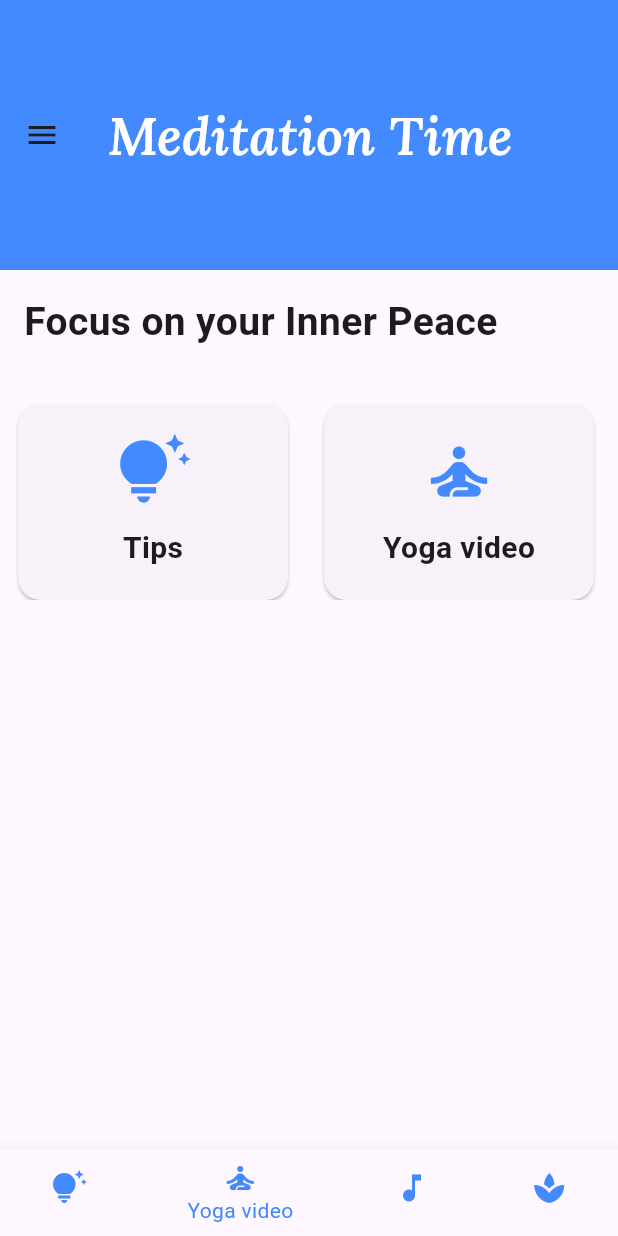
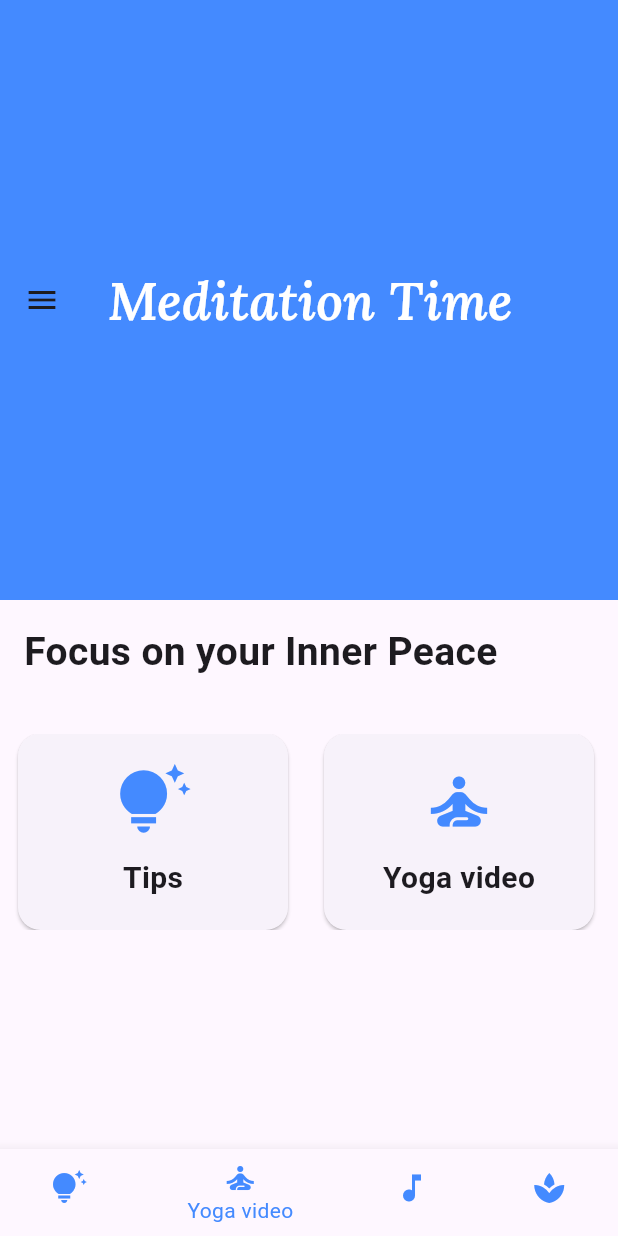
Before and after one commit to 7336x/batol_reem_2, a Flutter app: the screen it shows after launch, item 2 of the bottom bar chosen, on a phone screen of 412 x 824 dp. Run offline on Flutter 3.47's test engine with Material 3 defaults, Android fonts, the phone set to English and light mode, and no system bars; our stand-ins replace dio, go_router, google_fonts, shared_preferences; missing offline and left inert: jwt_decode; accounts and stored records are empty; project files that could hold a hidden picture were left out.

Commit message:
font change of the drawer sign

```diff
--- a/lib/pages/home_page.dart
+++ b/lib/pages/home_page.dart
@@ -1,34 +1,8 @@
-// import 'package:batol_reem_2/providers/auth_provider.dart';
-// import 'package:flutter/material.dart';
-// import 'package:go_router/go_router.dart';
-// import 'package:provider/provider.dart';
-
-// class HomePage extends StatelessWidget {
-//   const HomePage({Key? key}) : super(key: key);
-
-//   @override
-//   Widget build(BuildContext context) {
-//     return Scaffold(
-//       appBar: AppBar(
-//         title: const Text("Home"),
-//       ),
-
-//       body: const Center(
-//         child: Text("Welcome to the Home Page"),
-//       ),
-//     );
-//   }
-// }
 import 'package:batol_reem_2/providers/auth_provider.dart';
 import 'package:flutter/material.dart';
 import 'package:go_router/go_router.dart';
 import 'package:provider/provider.dart';
 import 'package:google_fonts/google_fonts.dart';
-
-// // TODO Delete this
-// void main() {
-//   runApp(const HomePage());
-// }
 
 class HomePage extends StatelessWidget {
   const HomePage({Key? key}) : super(key: key);
@@ -36,6 +10,7 @@ class HomePage extends StatelessWidget {
   @override
   Widget build(BuildContext context) {
     return MaterialApp(
+      debugShowCheckedModeBanner: false,
       title: 'Meditation Home Page',
       theme: ThemeData(
         primarySwatch: Colors.blue,
@@ -54,15 +29,6 @@ class MeditationHomePage extends StatefulWidget {
 
 class _MeditationHomePageState extends State<MeditationHomePage> {
   int _selectedIndex = 0;
-
-  // static const List<Widget> _pages = <Widget>[
-  //   Center(
-  //       child: Text('Relaxation Meditation', style: TextStyle(fontSize: 24))),
-  //   Center(
-  //       child: Text('Mindfulness Meditation', style: TextStyle(fontSize: 24))),
-  //   Center(child: Text('Breathing Meditation', style: TextStyle(fontSize: 24))),
-  //   Center(child: Text('Sleep Meditation', style: TextStyle(fontSize: 24))),
-  // ];
 
   void _onItemTapped(int index) {
     setState(() {
@@ -83,7 +49,7 @@ class _MeditationHomePageState extends State<MeditationHomePage> {
             color: Colors.white,
           ),
         ),
-        toolbarHeight: 180, // Increased AppBar height
+        toolbarHeight: 400, // Increased AppBar height
         centerTitle: true,
         backgroundColor: Colors.blueAccent,
       ),
@@ -97,12 +63,23 @@ class _MeditationHomePageState extends State<MeditationHomePage> {
                       padding: EdgeInsets.zero,
                       children: [
                         DrawerHeader(
-                          decoration: const BoxDecoration(color: Colors.blue),
-                          child: Text("Welcome ${authProvider.user.username}"),
+                          decoration: const BoxDecoration(
+                            color: Colors.transparent, // Transparent header
+                          ),
+                          child: Text(
+                            "Welcome ${authProvider.user.username}",
+                            style: TextStyle(color: Colors.white),
+                          ),
                         ),
                         ListTile(
-                          leading: const Icon(Icons.logout),
-                          title: const Text('Signout'),
+                          leading: const Icon(Icons.logout,
+                              color: Colors.blueAccent),
+                          title: const Text(
+                            'Signout',
+                            style: TextStyle(
+                                color: Colors.blueAccent,
+                                fontWeight: FontWeight.bold),
+                          ),
                           onTap: () {
                             authProvider.signout();
                             GoRouter.of(context)
@@ -115,16 +92,27 @@ class _MeditationHomePageState extends State<MeditationHomePage> {
                       padding: EdgeInsets.zero,
                       children: [
                         ListTile(
-                          trailing: const Icon(Icons.person_add),
-                          title: const Text('Signup'),
+                          trailing: const Icon(Icons.person_add,
+                              color: Colors.blueAccent),
+                          title: const Text(
+                            'Signup',
+                            style: TextStyle(
+                                color: Colors.blueAccent,
+                                fontWeight: FontWeight.bold),
+                          ),
                           onTap: () {
-                            // Navigate to the signup page
                             GoRouter.of(context).push('/signup');
                           },
                         ),
                         ListTile(
-                          title: const Text("Signin"),
-                          trailing: const Icon(Icons.login),
+                          title: const Text(
+                            "Signin",
+                            style: TextStyle(
+                                color: Colors.blueAccent,
+                                fontWeight: FontWeight.bold),
+                          ),
+                          trailing:
+                              const Icon(Icons.login, color: Colors.blueAccent),
                           onTap: () {
                             GoRouter.of(context).push('/signin');
                           },
@@ -162,31 +150,24 @@ class _MeditationHomePageState extends State<MeditationHomePage> {
             ),
           ),
           const SizedBox(height: 20),
-          // Expanded(
-          //   child: _pages[_selectedIndex], // Display selected page content
-          // ),
         ],
       ),
       bottomNavigationBar: BottomNavigationBar(
         items: const <BottomNavigationBarItem>[
           BottomNavigationBarItem(
-            icon: Icon(Icons.tips_and_updates,
-                color: Colors.blueAccent), // Changed icon color
+            icon: Icon(Icons.tips_and_updates, color: Colors.blueAccent),
             label: 'Tips',
           ),
           BottomNavigationBarItem(
-            icon: Icon(Icons.self_improvement,
-                color: Colors.blueAccent), // Changed icon color
+            icon: Icon(Icons.self_improvement, color: Colors.blueAccent),
             label: 'Yoga video',
           ),
           BottomNavigationBarItem(
-            icon: Icon(Icons.music_note,
-                color: Colors.blueAccent), // Changed icon color
+            icon: Icon(Icons.music_note, color: Colors.blueAccent),
             label: 'Music',
           ),
           BottomNavigationBarItem(
-            icon:
-                Icon(Icons.spa, color: Colors.blueAccent), // Changed icon color
+            icon: Icon(Icons.spa, color: Colors.blueAccent),
             label: 'Meditation',
           ),
         ],
@@ -200,24 +181,22 @@ class _MeditationHomePageState extends State<MeditationHomePage> {
   Widget _buildMeditationCard(
       BuildContext context, String title, IconData icon) {
     return Card(
-      margin: const EdgeInsets.symmetric(
-          horizontal: 12.0), // Slightly larger margin
+      margin: const EdgeInsets.symmetric(horizontal: 12.0),
       shape: RoundedRectangleBorder(
         borderRadius: BorderRadius.circular(15),
       ),
       child: Container(
-        width: 180, // Increased card width
-        padding: const EdgeInsets.all(20.0), // Increased padding
+        width: 180,
+        padding: const EdgeInsets.all(20.0),
         child: Column(
           crossAxisAlignment: CrossAxisAlignment.center,
           children: [
-            Icon(icon,
-                size: 50, color: Colors.blueAccent), // Increased icon size
+            Icon(icon, size: 50, color: Colors.blueAccent),
             const SizedBox(height: 12),
             Text(
               title,
               style: const TextStyle(
-                fontSize: 20, // Larger text size
+                fontSize: 20,
                 fontWeight: FontWeight.bold,
               ),
             ),
```
Also changed, not shown: pubspec.yaml (+10 -0 lines), assets/image/1.jpeg (added), assets/image/meditation_image1.jpg (added), assets/image/meditation_image2.jpeg (added), assets/image/music_image1.jpg (added), assets/image/music_image1.png (added), assets/image/music_image2.jpeg (added), assets/image/tips_image2.jpeg (added), assets/image/yoga_girl.jpeg (added), assets/image/yoga_pose.png (added), 1 other file.
